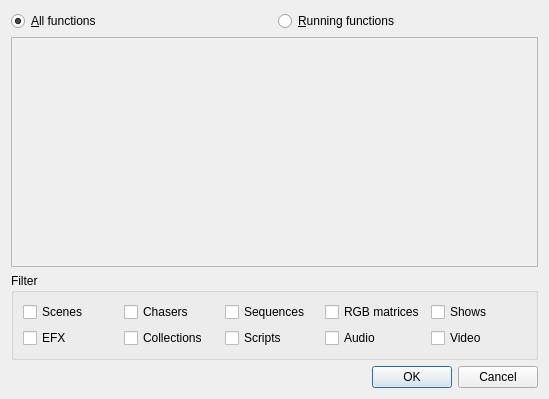
Qt form ui/src/functionselection.ui (mdmayfield/qlcplus) before a commit.
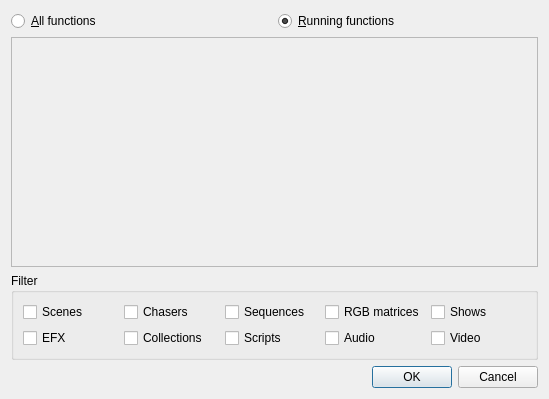
The same form after that commit.

Commit message: Made Function Selection dialog default to Running functions

```diff
--- a/ui/src/functionselection.ui
+++ b/ui/src/functionselection.ui
@@ -40,9 +40,6 @@
        <property name="text">
         <string>&amp;All functions</string>
        </property>
-       <property name="checked">
-        <bool>true</bool>
-       </property>
       </widget>
      </item>
      <item>
@@ -50,6 +47,9 @@
        <property name="text">
         <string>&amp;Running functions</string>
        </property>
+       <property name="checked">
+        <bool>true</bool>
+       </property>
       </widget>
      </item>
     </layout>
```
The commit also changes 1 other file.
